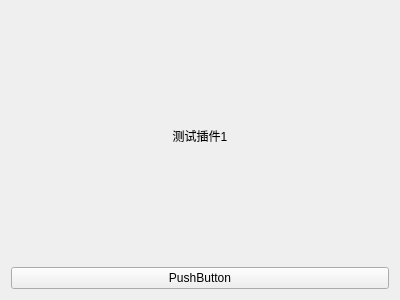
This is plugin_demo1/view_plugin_demo1.ui in song-kang/SKHMIProject as Qt 5 draws it before an edit. The edited form follows.
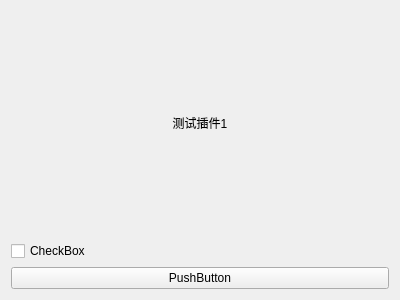
This is the edited form. Custom widgets are drawn as their Qt base class.

```diff
--- a/plugin_demo1/view_plugin_demo1.ui
+++ b/plugin_demo1/view_plugin_demo1.ui
@@ -27,13 +27,20 @@
      </property>
     </widget>
    </item>
-   <item row="1" column="0">
+   <item row="2" column="0">
     <widget class="QPushButton" name="pushButton">
      <property name="text">
       <string>PushButton</string>
      </property>
     </widget>
    </item>
+   <item row="1" column="0">
+    <widget class="QCheckBox" name="checkBox">
+     <property name="text">
+      <string>CheckBox</string>
+     </property>
+    </widget>
+   </item>
   </layout>
  </widget>
  <layoutdefault spacing="6" margin="11"/>
```
